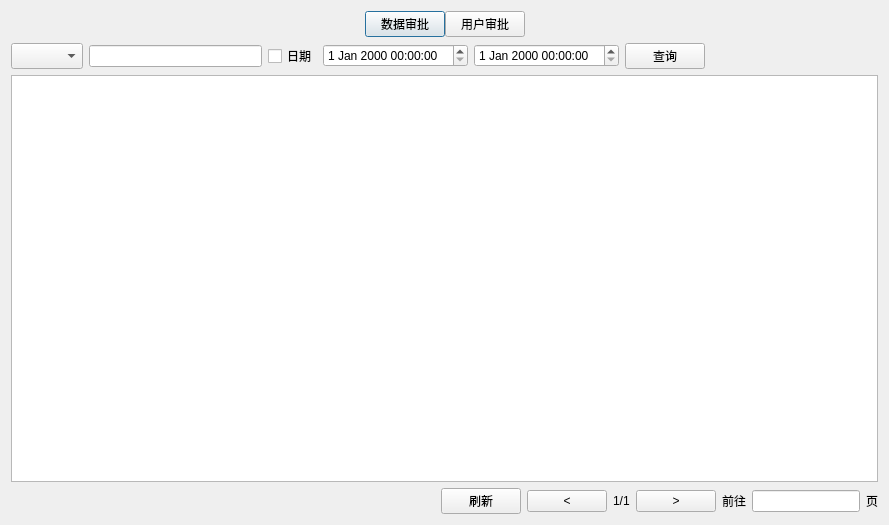
Before: the Qt Designer form digitalIntegration/ApprovalProgressDialog.ui in jiaqingguo/DI, drawn with Qt 5.
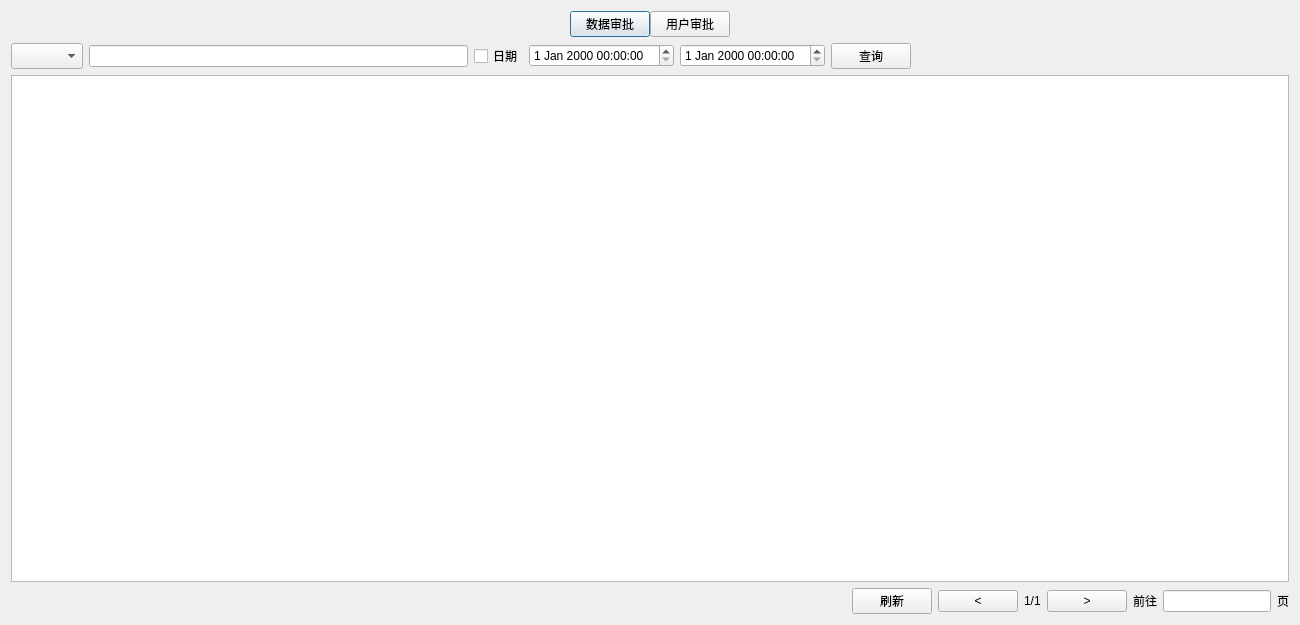
After: the same form once the commit is applied. Custom widgets are drawn as their Qt base class.

Patch:
```diff
--- a/digitalIntegration/ApprovalProgressDialog.ui
+++ b/digitalIntegration/ApprovalProgressDialog.ui
@@ -6,14 +6,20 @@
    <rect>
     <x>0</x>
     <y>0</y>
-    <width>889</width>
-    <height>525</height>
+    <width>1300</width>
+    <height>625</height>
    </rect>
   </property>
   <property name="minimumSize">
    <size>
-    <width>0</width>
-    <height>525</height>
+    <width>1300</width>
+    <height>625</height>
+   </size>
+  </property>
+  <property name="maximumSize">
+   <size>
+    <width>1300</width>
+    <height>625</height>
    </size>
   </property>
   <property name="windowTitle">
```
